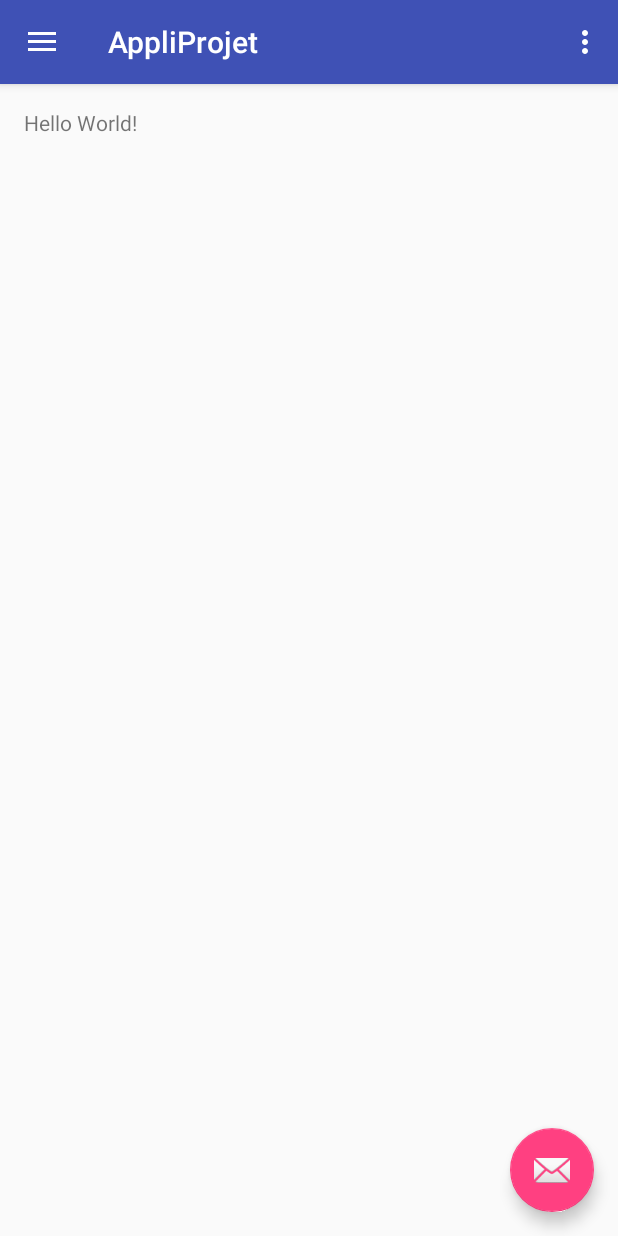
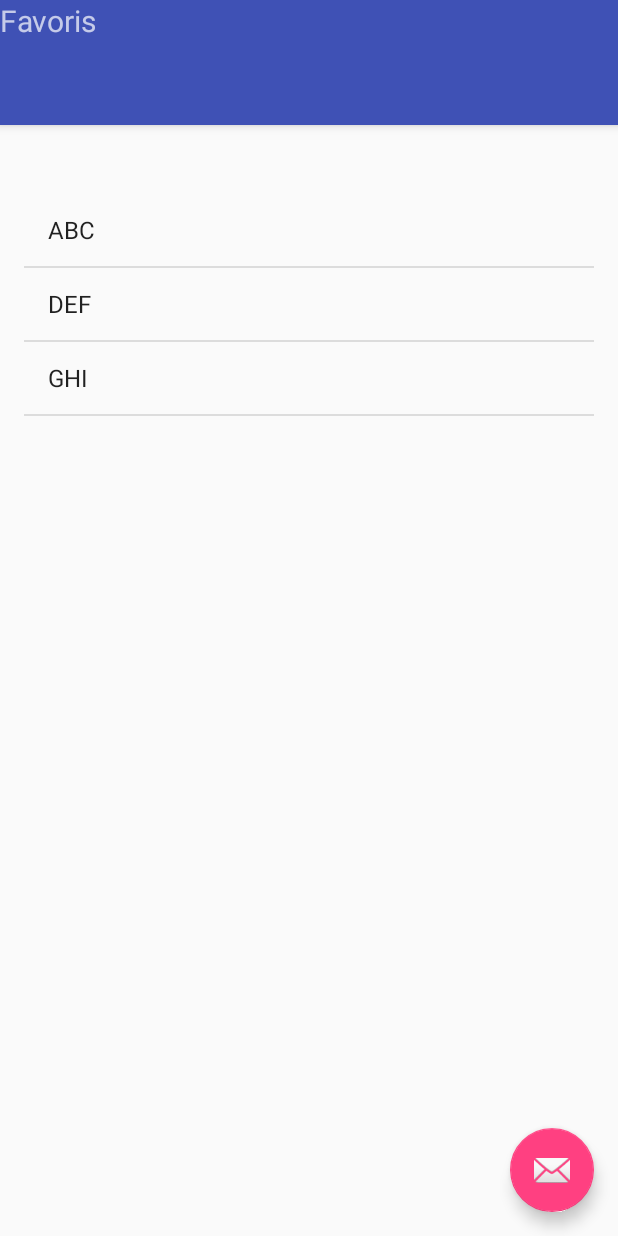
Before and after one commit to robin-mijeanne/PROJET-IHM-M2, an Android app: the screen it shows after launch (MainActivity before the commit, FavorisListe after it), in the side drawer, after a tap on "Favoris", on a phone screen of 412 x 824 dp. Run offline under Robolectric (Android 15) with nearby library versions, the light colour scheme and no system bars.

Commit message:
acffichage favoris ok

```diff
--- a/app/src/main/AndroidManifest.xml
+++ b/app/src/main/AndroidManifest.xml
@@ -18,6 +18,10 @@
                 <category android:name="android.intent.category.LAUNCHER" />
             </intent-filter>
         </activity>
+        <activity
+            android:name=".FavorisListe"
+            android:label="@string/title_activity_favoris_liste"
+            android:theme="@style/AppTheme.NoActionBar"></activity>
     </application>
 
 </manifest>
--- /dev/null
+++ b/app/src/main/java/com/example/robin/appliprojet/FavorisListe.java
@@ -0,0 +1,38 @@
+package com.example.robin.appliprojet;
+
+import android.app.ListActivity;
+import android.content.Context;
+import android.content.Intent;
+import android.os.Bundle;
+import android.support.design.widget.FloatingActionButton;
+import android.support.design.widget.Snackbar;
+import android.support.v7.app.AppCompatActivity;
+import android.support.v7.widget.Toolbar;
+import android.view.View;
+import android.widget.ArrayAdapter;
+import android.widget.ListView;
+
+import java.util.ArrayList;
+import java.util.List;
+
+public class FavorisListe extends AppCompatActivity {
+
+
+    public static Intent newIntent(Context context){
+        Intent i = new Intent(context, ListActivity.class);
+        return i;
+    }
+
+    String[] noms_onglets= new String[] {"ABC", "DEF", "GHI"};
+
+    @Override
+    protected void onCreate(Bundle savedInstanceState) {
+        super.onCreate(savedInstanceState);
+        setContentView(R.layout.activity_favoris_liste);
+
+        ListView listview= (ListView) findViewById(R.id.list);
+        ArrayAdapter<String> adapter = new ArrayAdapter<String>(this, android.R.layout.simple_list_item_1, noms_onglets);
+        listview.setAdapter(adapter);
+    }
+
+}
--- a/app/src/main/java/com/example/robin/appliprojet/MainActivity.java
+++ b/app/src/main/java/com/example/robin/appliprojet/MainActivity.java
@@ -1,5 +1,6 @@
 package com.example.robin.appliprojet;
 
+import android.content.Intent;
 import android.os.Bundle;
 import android.support.design.widget.FloatingActionButton;
 import android.support.design.widget.Snackbar;
@@ -85,7 +86,8 @@ public class MainActivity extends AppCompatActivity
         } else if (id == R.id.achats) {
 
         } else if (id == R.id.favoris) {
-
+            Intent i = new Intent(MainActivity.this, FavorisListe.class);
+            startActivity(i);
         } else if (id == R.id.parametres) {
 
         }
--- /dev/null
+++ b/app/src/main/res/layout/activity_favoris_liste.xml
@@ -0,0 +1,40 @@
+<?xml version="1.0" encoding="utf-8"?>
+<android.support.design.widget.CoordinatorLayout xmlns:android="http://schemas.android.com/apk/res/android"
+    xmlns:app="http://schemas.android.com/apk/res-auto"
+    xmlns:tools="http://schemas.android.com/tools"
+    android:layout_width="match_parent"
+    android:layout_height="match_parent"
+    android:fitsSystemWindows="true"
+    tools:context="com.example.robin.appliprojet.FavorisListe">
+
+    <android.support.design.widget.AppBarLayout
+        android:layout_width="match_parent"
+        android:layout_height="wrap_content"
+        android:theme="@style/AppTheme.AppBarOverlay">
+        <TextView
+            android:layout_width="match_parent"
+            android:layout_height="wrap_content"
+            android:text="Favoris"
+            android:textSize="20dp"
+            />
+
+        <android.support.v7.widget.Toolbar
+            android:id="@+id/toolbar"
+            android:layout_width="match_parent"
+            android:layout_height="?attr/actionBarSize"
+            android:background="?attr/colorPrimary"
+            app:popupTheme="@style/AppTheme.PopupOverlay" />
+
+    </android.support.design.widget.AppBarLayout>
+
+    <include layout="@layout/content_favoris_liste" />
+
+    <android.support.design.widget.FloatingActionButton
+        android:id="@+id/fab"
+        android:layout_width="wrap_content"
+        android:layout_height="wrap_content"
+        android:layout_gravity="bottom|end"
+        android:layout_margin="@dimen/fab_margin"
+        app:srcCompat="@android:drawable/ic_dialog_email" />
+
+</android.support.design.widget.CoordinatorLayout>
--- /dev/null
+++ b/app/src/main/res/layout/content_favoris_liste.xml
@@ -0,0 +1,25 @@
+<?xml version="1.0" encoding="utf-8"?>
+<RelativeLayout xmlns:android="http://schemas.android.com/apk/res/android"
+    xmlns:app="http://schemas.android.com/apk/res-auto"
+    xmlns:tools="http://schemas.android.com/tools"
+    android:id="@+id/content_favoris_liste"
+    android:layout_width="match_parent"
+    android:layout_height="match_parent"
+    android:paddingBottom="@dimen/activity_vertical_margin"
+    android:paddingLeft="@dimen/activity_horizontal_margin"
+    android:paddingRight="@dimen/activity_horizontal_margin"
+    android:paddingTop="@dimen/activity_vertical_margin"
+    app:layout_behavior="@string/appbar_scrolling_view_behavior"
+    tools:context="com.example.robin.appliprojet.FavorisListe"
+    tools:showIn="@layout/activity_favoris_liste">
+
+    <ListView
+        android:layout_width="match_parent"
+        android:layout_height="match_parent"
+        android:layout_below="@+id/textView"
+        android:layout_alignParentLeft="true"
+        android:layout_alignParentStart="true"
+        android:layout_marginTop="30dp"
+        android:id="@+id/list" />
+
+</RelativeLayout>
--- a/app/src/main/res/values/strings.xml
+++ b/app/src/main/res/values/strings.xml
@@ -5,4 +5,5 @@
     <string name="navigation_drawer_close">Close navigation drawer</string>
 
     <string name="action_settings">Settings</string>
+    <string name="title_activity_favoris_liste">FavorisListe</string>
 </resources>
```
Also changed, not shown: app/src/main/res/menu/activity_main_drawer.xml (line endings or trailing spaces).
